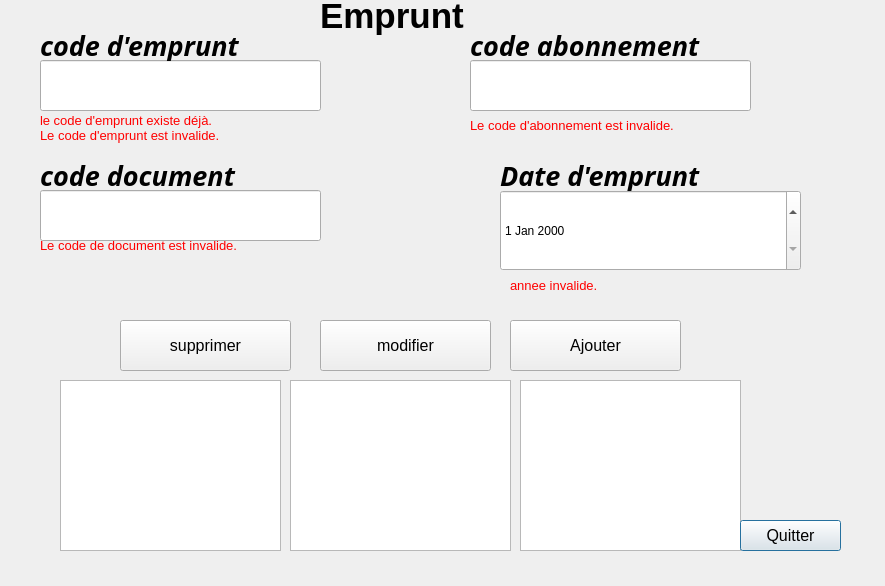
First picture: the form in emprunt.ui, repository simonlac/Classe_final, before the edit.
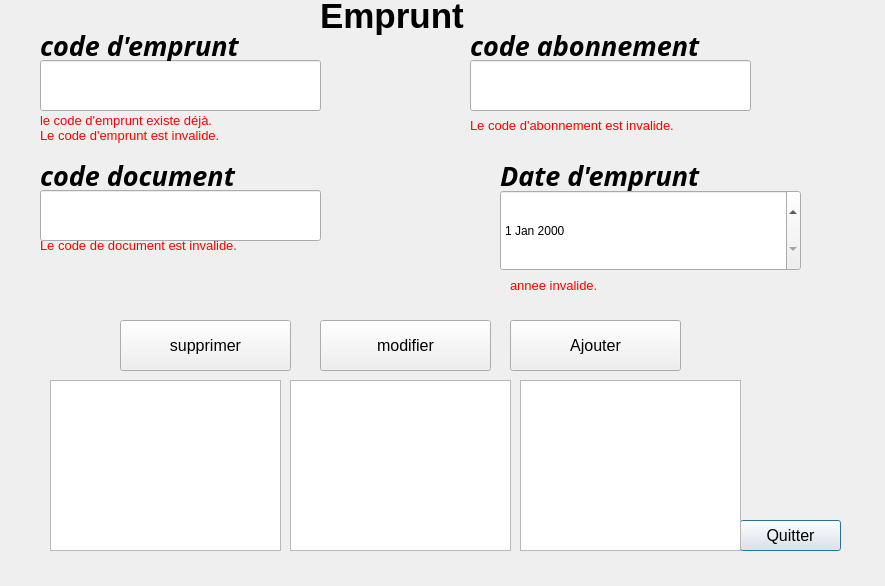
Second picture: the form after the edit.

What changed in the file:
```diff
--- a/emprunt.ui
+++ b/emprunt.ui
@@ -84,16 +84,6 @@
     <string>Date d'emprunt</string>
    </property>
   </widget>
-  <widget class="QListView" name="listView_abonnement">
-   <property name="geometry">
-    <rect>
-     <x>60</x>
-     <y>380</y>
-     <width>221</width>
-     <height>171</height>
-    </rect>
-   </property>
-  </widget>
   <widget class="QLineEdit" name="lineEdit_code_emprunt">
    <property name="geometry">
     <rect>
@@ -176,16 +166,6 @@
     </font>
    </property>
   </widget>
-  <widget class="QListView" name="listView_emprunt">
-   <property name="geometry">
-    <rect>
-     <x>520</x>
-     <y>380</y>
-     <width>221</width>
-     <height>171</height>
-    </rect>
-   </property>
-  </widget>
   <widget class="QPushButton" name="pushButton_quitter_emprunt">
    <property name="geometry">
     <rect>
@@ -391,6 +371,36 @@
     <string>code document</string>
    </property>
   </widget>
+  <widget class="QTextBrowser" name="textBrowser_emprunt">
+   <property name="geometry">
+    <rect>
+     <x>520</x>
+     <y>380</y>
+     <width>221</width>
+     <height>171</height>
+    </rect>
+   </property>
+  </widget>
+  <widget class="QTextBrowser" name="textBrowser_lst_document">
+   <property name="geometry">
+    <rect>
+     <x>290</x>
+     <y>380</y>
+     <width>221</width>
+     <height>171</height>
+    </rect>
+   </property>
+  </widget>
+  <widget class="QTextBrowser" name="textBrowser_lst_abonner">
+   <property name="geometry">
+    <rect>
+     <x>50</x>
+     <y>380</y>
+     <width>231</width>
+     <height>171</height>
+    </rect>
+   </property>
+  </widget>
  </widget>
  <resources/>
  <connections/>
```
Left out of the diff: 10 changed lines with no effect on the pictures.
